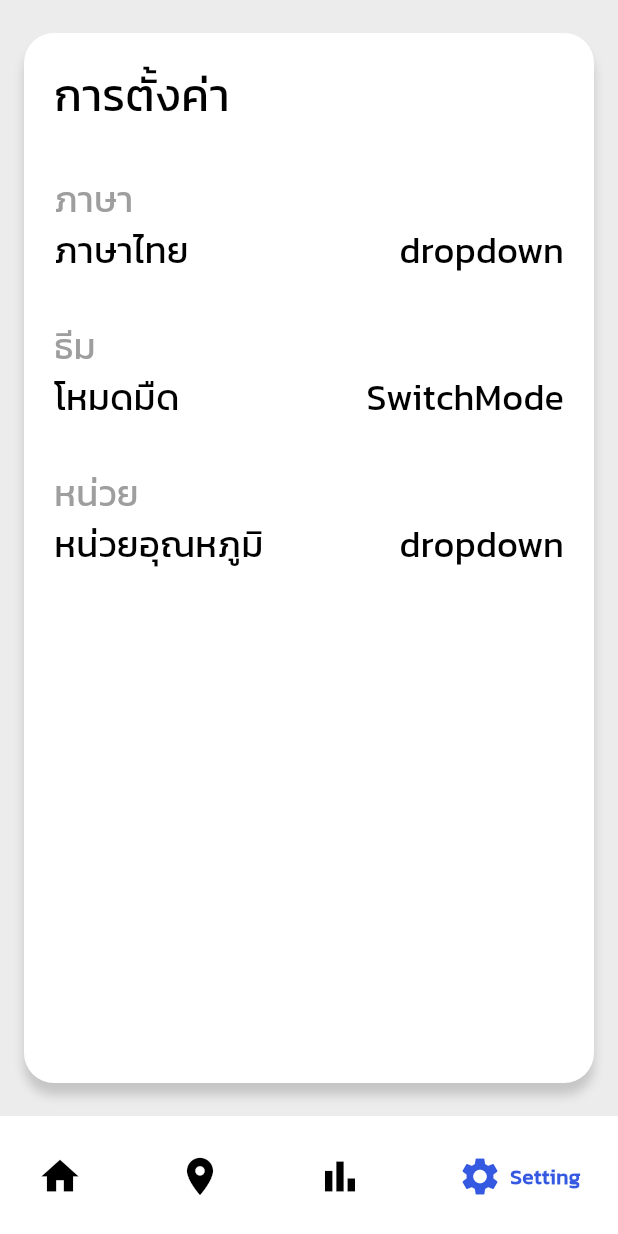
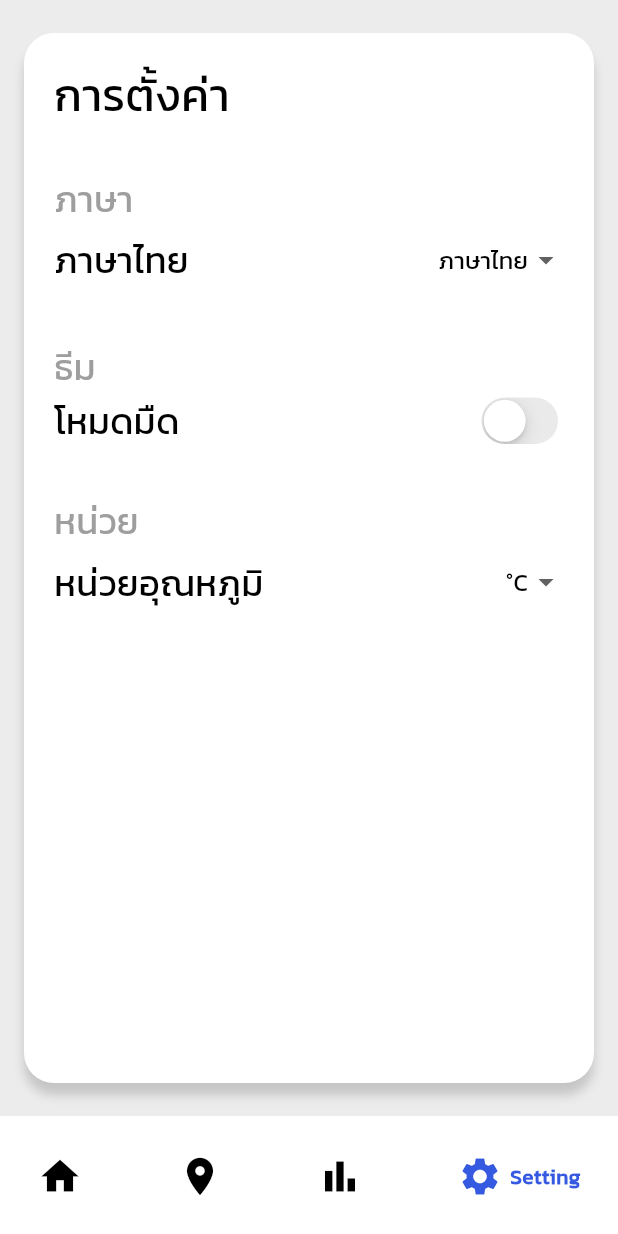
Before and after one commit to Aphiwatch/smart_city_app, a Flutter app: the screen it shows after launch, item 4 of the bottom bar chosen, on a phone screen of 412 x 824 dp. Run offline on Flutter 3.47's test engine with Material 3 defaults, Android fonts, the phone set to English and light mode, and no system bars; drawn by our look-alikes of google_nav_bar; our stand-ins replace carousel_slider, flutter_svg, google_maps_flutter, smooth_page_indicator, syncfusion_flutter_charts.

Commit message:
update_map_setting

```diff
--- a/lib/page/setting.dart
+++ b/lib/page/setting.dart
@@ -1,3 +1,4 @@
+import 'package:flutter/cupertino.dart';
 import 'package:flutter/material.dart';
 
 class SettingScreen extends StatefulWidget {
@@ -8,6 +9,12 @@ class SettingScreen extends StatefulWidget {
 }
 
 class _SettingScreenState extends State<SettingScreen> {
+  String dropdownLangValue = 'ไทย';
+  String dropdownTempValue = '°C';
+
+
+
+  bool _lights = false;
   @override
   Widget build(BuildContext context) {
     return Scaffold(
@@ -28,9 +35,9 @@ class _SettingScreenState extends State<SettingScreen> {
         width: 380,
         child: Container(
           margin: const EdgeInsets.all(20),
-          child: const Column(
+          child:  Column(
             children: [
-              Row(
+              const Row(
                 children: [
                   Text(
                     "การตั้งค่า",
@@ -38,12 +45,12 @@ class _SettingScreenState extends State<SettingScreen> {
                   ),
                 ],
               ),
-              SizedBox(
+              const SizedBox(
                 height: 30,
               ),
               Column(
                 children: [
-                  Row(
+                  const Row(
                     children: [
                       Text("ภาษา",
                           style: TextStyle(color: Colors.grey, fontSize: 24)),
@@ -52,18 +59,40 @@ class _SettingScreenState extends State<SettingScreen> {
                   Row(
                     mainAxisAlignment: MainAxisAlignment.spaceBetween,
                     children: [
-                      Text("ภาษาไทย", style: TextStyle(fontSize: 24)),
-                      Text("dropdown", style: TextStyle(fontSize: 24)),
+                      const Text("ภาษาไทย", style: TextStyle(fontSize: 24)),
+                      DropdownButton<String>(
+                        value: dropdownLangValue,
+                        icon: const Icon(Icons.arrow_drop_down),
+                        underline: Container(
+                          height: 1,
+                          color: Colors.white,
+                        ),
+                        onChanged: (String? newValue){
+                          setState(() {
+                            dropdownLangValue = newValue!;
+                          });
+                        },
+                        items: const [
+                          DropdownMenuItem<String>(
+                            value: 'ไทย',
+                            child: Text('ภาษาไทย'),
+                          ),
+                          DropdownMenuItem<String>(
+                            value: 'English',
+                            child: Text('English'),
+                          ),
+                        ],
+                      ),
                     ],
                   ),
                 ],
               ),
-              SizedBox(
+              const SizedBox(
                 height: 30,
               ),
               Column(
                 children: [
-                  Row(
+                  const Row(
                     children: [
                       Text("ธีม",
                           style: TextStyle(color: Colors.grey, fontSize: 24)),
@@ -72,18 +101,22 @@ class _SettingScreenState extends State<SettingScreen> {
                   Row(
                     mainAxisAlignment: MainAxisAlignment.spaceBetween,
                     children: [
-                      Text("โหมดมืด", style: TextStyle(fontSize: 24)),
-                      Text("SwitchMode", style: TextStyle(fontSize: 24)),
+                      const Text("โหมดมืด", style: TextStyle(fontSize: 24)),
+                      CupertinoSwitch(value: _lights, onChanged: (bool value){
+                        setState(() {
+                          _lights = value;
+                        });
+                      }),
                     ],
                   ),
                 ],
               ),
-              SizedBox(
+              const SizedBox(
                 height: 30,
               ),
               Column(
                 children: [
-                  Row(
+                  const Row(
                     children: [
                       Text("หน่วย", style: TextStyle(color: Colors.grey, fontSize: 24)),
                     ],
@@ -91,10 +124,31 @@ class _SettingScreenState extends State<SettingScreen> {
                   Row(
                     mainAxisAlignment: MainAxisAlignment.spaceBetween,
                     children: [
-                      Text("หน่วยอุณหภูมิ",
+                      const Text("หน่วยอุณหภูมิ",
                       style: TextStyle(fontSize: 24)),
-                      Text("dropdown",
-                      style: TextStyle(fontSize: 24)),
+                      DropdownButton<String>(
+                        value: dropdownTempValue,
+                        icon: const Icon(Icons.arrow_drop_down),
+                        underline: Container(
+                          height: 1,
+                          color: Colors.white,
+                        ),
+                        onChanged: (String? newTempValue){
+                          setState(() {
+                            dropdownTempValue = newTempValue!;
+                          });
+                        },
+                        items: const [
+                          DropdownMenuItem<String>(
+                            value: '°C',
+                            child: Text('°C'),
+                          ),
+                          DropdownMenuItem<String>(
+                            value: '°F',
+                            child: Text('°F'),
+                          ),
+                        ],
+                      ),
                     ],
                   ),
                 ],
--- a/pubspec.yaml
+++ b/pubspec.yaml
@@ -42,6 +42,7 @@ dependencies:
   carousel_slider: ^4.2.1
   smooth_page_indicator: ^1.1.0
   syncfusion_flutter_charts: ^24.2.9
+  google_maps_flutter: ^2.2.8
 
 
 flutter_icons:
```
Also changed, not shown: lib/page/maps.dart (+7 -2 lines), lib/page/summarydata/summaryhumid.dart (+5 -3 lines), lib/page/summarydata/summarypm25.dart (+5 -3 lines), lib/page/summarydata/summarytemp.dart (+5 -3 lines), lib/utils/trackingmap/trackingmap.dart (added, +24 -0 lines), pubspec.lock, 1 other file.
